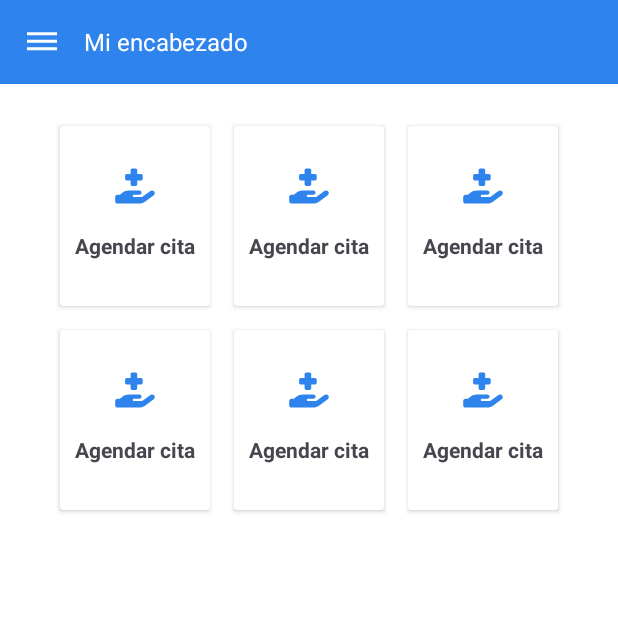
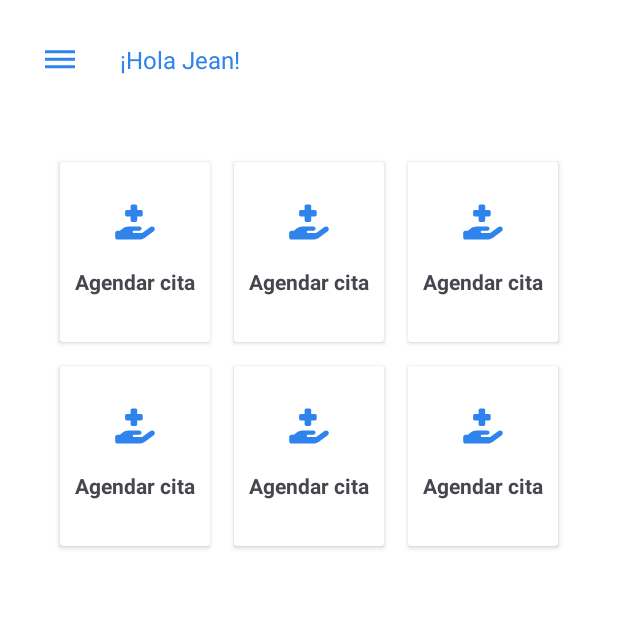
Before and after one commit to Jean-Huaringa/VivaSalud, an Android app: the screen it shows after launch (HomeActivity), after a tap on "Enviar", on a phone screen of 412 x 824 dp, the top half of it. Run offline under Robolectric (Android 15) with nearby library versions, the phone set to English and light mode, and no system bars; our stand-ins replace FlexboxLayout.

Commit message:
refactor: reorganizando codigo para identificar mejor ciertos comportamientos

```diff
--- a/app/src/main/java/com/example/vivasalud/FirstFilterRecordFragment.kt
+++ b/app/src/main/java/com/example/vivasalud/FirstFilterRecordFragment.kt
@@ -1,6 +1,5 @@
 package com.example.vivasalud
 
-import android.annotation.SuppressLint
 import android.os.Bundle
 import android.view.LayoutInflater
 import android.view.View
@@ -80,7 +79,7 @@ class FirstFilterRecordFragment : Fragment() {
                     putParcelable("usuario", usuario)
                 }
 
-                val nextFragment = SecondFilterRecord()
+                val nextFragment = SecondFilterRecordFragment()
 
                 nextFragment.arguments = bundle
 
--- a/app/src/main/java/com/example/vivasalud/RegisterActivity.kt
+++ b/app/src/main/java/com/example/vivasalud/RegisterActivity.kt
@@ -15,14 +15,14 @@ class RegisterActivity : AppCompatActivity() {
 
     fun openSecondFilterRecord(name: JvmName) {
         supportFragmentManager.beginTransaction()
-            .replace(R.id.contenedorRegistro, SecondFilterRecord())
+            .replace(R.id.contenedorRegistro, SecondFilterRecordFragment())
             .addToBackStack(null)
             .commit()
     }
 
     fun openThirdFilterRecord() {
         supportFragmentManager.beginTransaction()
-            .replace(R.id.contenedorRegistro, ThirdFilterRecord())
+            .replace(R.id.contenedorRegistro, ThirdFilterRecordFragment())
             .addToBackStack(null)
             .commit()
     }
--- a/app/src/main/java/com/example/vivasalud/ThirdFilterRecord.kt
+++ b/app/src/main/java/com/example/vivasalud/ThirdFilterRecordFragment.kt
@@ -11,7 +11,7 @@ import com.google.android.material.button.MaterialButton
 import com.google.android.material.textfield.TextInputEditText
 
 
-class ThirdFilterRecord : Fragment() {
+class ThirdFilterRecordFragment : Fragment() {
 
     override fun onCreateView(
         inflater: LayoutInflater, container: ViewGroup?,
--- a/app/src/main/res/layout/fragment_second_filter_record.xml
+++ b/app/src/main/res/layout/fragment_second_filter_record.xml
@@ -4,7 +4,7 @@
     xmlns:tools="http://schemas.android.com/tools"
     android:layout_width="match_parent"
     android:layout_height="match_parent"
-    tools:context=".SecondFilterRecord">
+    tools:context=".SecondFilterRecordFragment">
 
 
     <LinearLayout
--- a/app/src/main/res/layout/fragment_third_filter_record.xml
+++ b/app/src/main/res/layout/fragment_third_filter_record.xml
@@ -4,7 +4,7 @@
     xmlns:tools="http://schemas.android.com/tools"
     android:layout_width="match_parent"
     android:layout_height="match_parent"
-    tools:context=".ThirdFilterRecord">
+    tools:context=".ThirdFilterRecordFragment">
 
     <LinearLayout
         android:layout_width="match_parent"
--- a/app/src/main/res/layout/item_header.xml
+++ b/app/src/main/res/layout/item_header.xml
@@ -8,30 +8,34 @@
         android:layout_width="match_parent"
         android:layout_height="wrap_content"
         android:orientation="horizontal"
-        android:background="@color/blue"
+        android:background="@color/white"
         android:padding="16dp"
         app:layout_constraintEnd_toEndOf="parent"
         app:layout_constraintStart_toStartOf="parent"
         app:layout_constraintTop_toTopOf="parent"
         android:gravity="center_vertical"  >
 
-        <ImageView
-            android:id="@+id/iconBack"
-            android:layout_width="24dp"
-            android:layout_height="24dp"
+        <ImageButton
+            android:id="@+id/btnImagen"
+            android:layout_width="48dp"
+            android:layout_height="48dp"
+            android:background="@color/trasparent"
             android:src="@drawable/ic_menubar"
-            app:tint="@color/white"
-            android:contentDescription="Volver" />
+            app:tint="@color/blue"
+            android:contentDescription="Boton menu" />
 
         <TextView
             android:id="@+id/headerTitle"
             android:layout_width="wrap_content"
             android:layout_height="wrap_content"
-            android:text="Mi encabezado"
-            android:textColor="@android:color/white"
+            android:text="¡Hola Jean!"
+            android:textColor="@color/blue"
             android:textSize="16sp"
             android:layout_marginStart="16dp"/>
+
+
     </LinearLayout>
 
 
+
 </androidx.constraintlayout.widget.ConstraintLayout>
```
Also changed, not shown: app/src/main/java/com/example/vivasalud/SecondFilterRecordFragment.kt (renamed from app/src/main/java/com/example/vivasalud/SecondFilterRecord.kt, +27 -4 lines).
